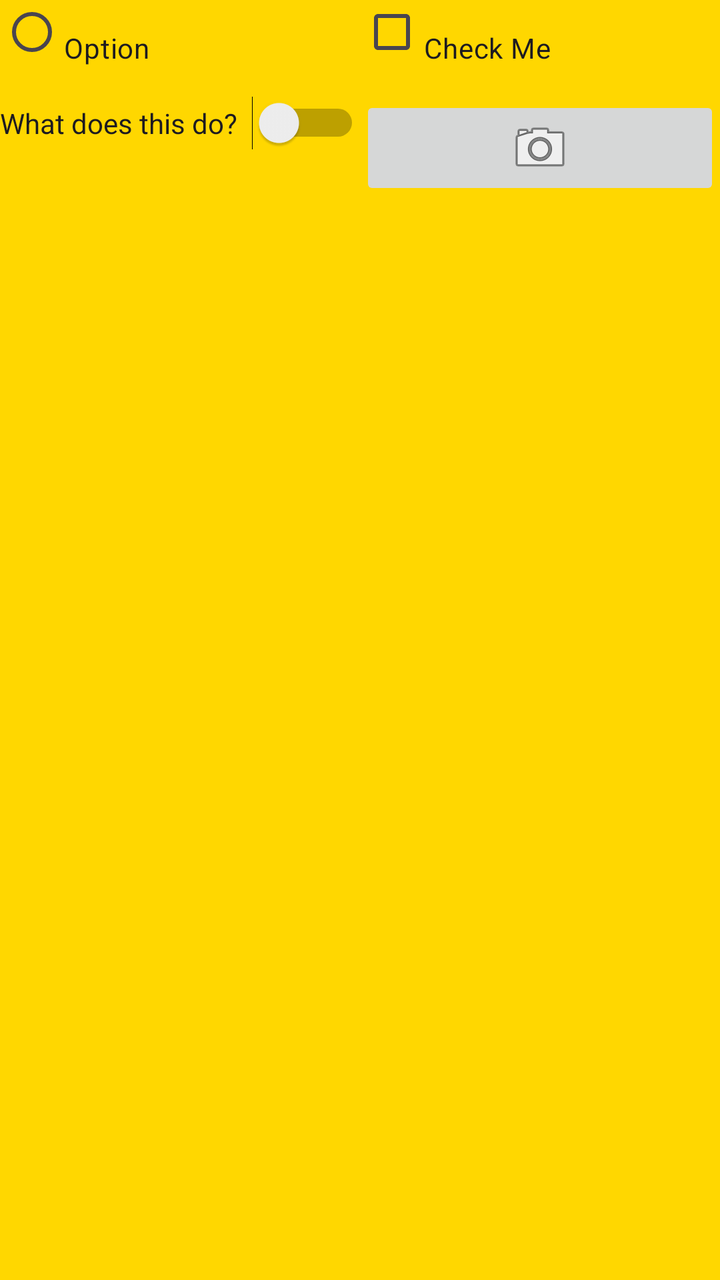
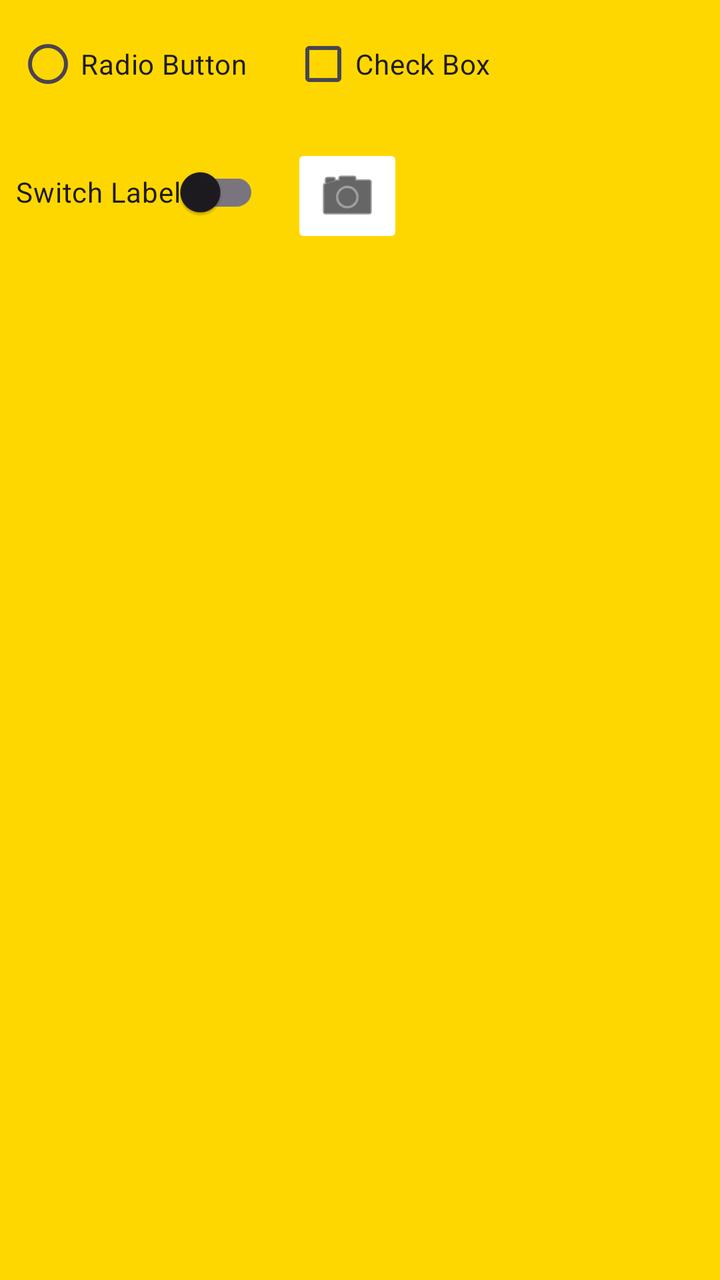

Screens rendered from an Android XML layout before and after an edit, with the pre-edit source and the edit as a unified diff.
<!-- AndroidManifest.xml: application theme Theme.MyApplication -->
<!-- res/layout/activity_list_items.xml -->
<GridLayout
    xmlns:android="http://schemas.android.com/apk/res/android"
    xmlns:tools="http://schemas.android.com/tools"
    android:layout_width="match_parent"
    android:layout_height="wrap_content"
    android:layout_margin="2dp"
    android:background="@color/gold"
    android:columnCount="2"
    android:rowCount="2">

    <RadioButton
        android:layout_width="0dp"
        android:layout_height="wrap_content"
        android:layout_columnWeight="1"
        android:gravity="fill"
        android:text="Option" />

    <CheckBox
        android:layout_width="0dp"
        android:layout_height="wrap_content"
        android:layout_columnWeight="1"
        android:gravity="fill"
        android:text="Check Me" />

    <Switch
        android:layout_width="0dp"
        android:layout_height="wrap_content"
        android:layout_columnWeight="1"
        android:gravity="fill"
        android:text="What does this do?" />

    <ImageButton
        android:layout_width="0dp"
        android:layout_height="wrap_content"
        android:layout_columnWeight="1"
        android:gravity="fill"
        android:src="@android:drawable/ic_menu_camera"
        android:contentDescription="Camera" />

</GridLayout>
<!-- resources referenced by this layout -->
<resources>
  <color name="gold">#FFD700</color>
  <style name="Theme.MyApplication" parent="Base.Theme.MyApplication" />
  <style name="Base.Theme.MyApplication" parent="Theme.Material3.DayNight.NoActionBar">
          
          
      </style>
</resources>

<!-- the commit's change to res/layout/activity_list_items.xml (unified diff, before → after) -->
@@ -1,40 +1,47 @@
-<GridLayout
-    xmlns:android="http://schemas.android.com/apk/res/android"
+<?xml version="1.0" encoding="utf-8"?>
+<GridLayout xmlns:android="http://schemas.android.com/apk/res/android"
+    xmlns:app="http://schemas.android.com/apk/res-auto"
     xmlns:tools="http://schemas.android.com/tools"
+    android:id="@+id/main"
     android:layout_width="match_parent"
-    android:layout_height="wrap_content"
-    android:layout_margin="2dp"
+    android:layout_height="match_parent"
+    android:layout_margin="8dp"
     android:background="@color/gold"
     android:columnCount="2"
-    android:rowCount="2">
+    android:rowCount="2"
+    tools:context=".ListItemsActivity">
 
     <RadioButton
-        android:layout_width="0dp"
+        android:layout_width="wrap_content"
         android:layout_height="wrap_content"
-        android:layout_columnWeight="1"
-        android:gravity="fill"
-        android:text="Option" />
+        android:text="Radio Button"
+        android:gravity="center"
+        android:layout_margin="8dp" />
 
     <CheckBox
-        android:layout_width="0dp"
+        android:layout_width="wrap_content"
         android:layout_height="wrap_content"
-        android:layout_columnWeight="1"
-        android:gravity="fill"
-        android:text="Check Me" />
+        android:text="Check Box"
+        android:gravity="center"
+        android:layout_margin="8dp" />
 
-    <Switch
-        android:layout_width="0dp"
+    <androidx.appcompat.widget.SwitchCompat
+        android:layout_width="wrap_content"
         android:layout_height="wrap_content"
-        android:layout_columnWeight="1"
-        android:gravity="fill"
-        android:text="What does this do?" />
-
+        android:text="Switch Label"
+        android:minWidth="48dp"
+        android:minHeight="48dp"
+        android:gravity="center"
+        android:layout_margin="8dp" />
     <ImageButton
-        android:layout_width="0dp"
+        android:layout_width="wrap_content"
         android:layout_height="wrap_content"
-        android:layout_columnWeight="1"
-        android:gravity="fill"
         android:src="@android:drawable/ic_menu_camera"
-        android:contentDescription="Camera" />
-
+        android:contentDescription="Open Camera"
+        android:backgroundTint="@android:color/white"
+        app:tint="@android:color/black"
+        android:minWidth="48dp"
+        android:minHeight="48dp"
+        android:gravity="center"
+        android:layout_margin="8dp" />
 </GridLayout>
